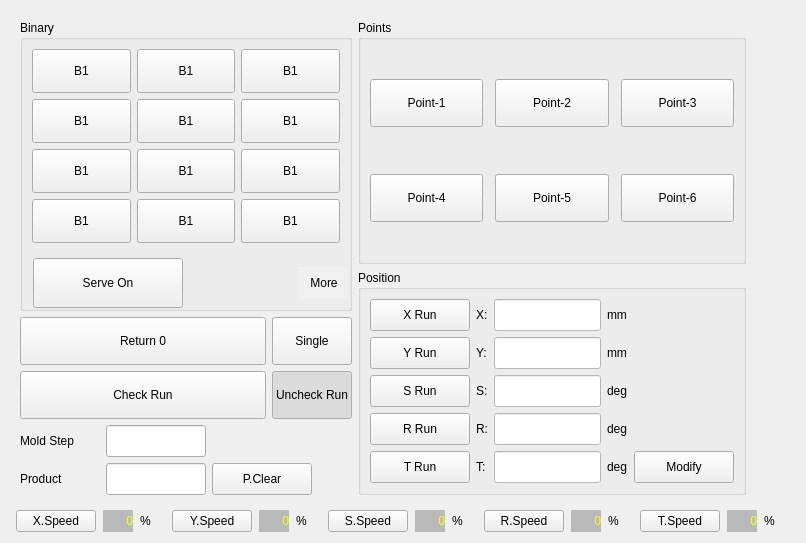
Old version of the form hcmanualoperation/ichcmanualoperationpageframe.ui in the repository GaussCheng/2-5AxisPunch.
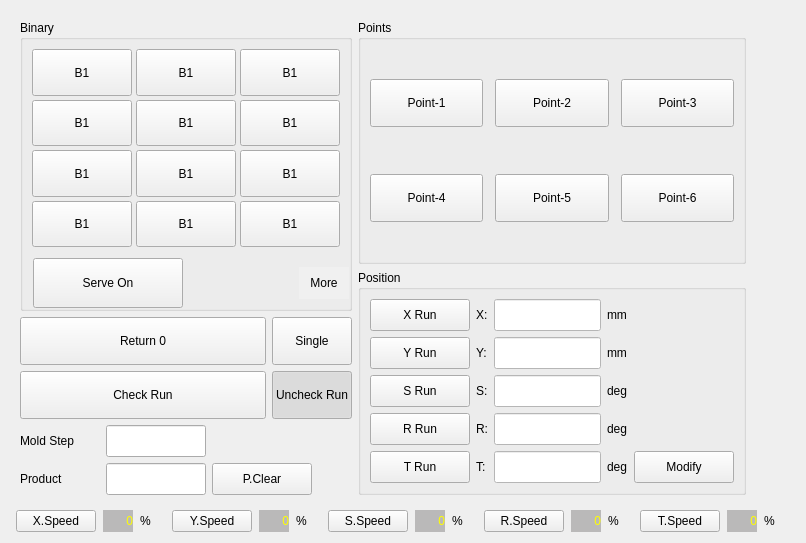
New version of the form. Custom widgets are drawn as their Qt base class.

```diff
--- a/hcmanualoperation/ichcmanualoperationpageframe.ui
+++ b/hcmanualoperation/ichcmanualoperationpageframe.ui
@@ -2709,6 +2709,9 @@
           <string>Binary</string>
          </property>
          <layout class="QVBoxLayout" name="verticalLayout">
+          <property name="spacing">
+           <number>2</number>
+          </property>
           <property name="leftMargin">
            <number>0</number>
           </property>
@@ -2730,6 +2733,9 @@
              </sizepolicy>
             </property>
             <layout class="QGridLayout" name="gridLayout_4">
+             <property name="spacing">
+              <number>4</number>
+             </property>
              <item row="0" column="0">
               <widget class="QPushButton" name="b1">
                <property name="sizePolicy">
```
Left out of the diff: 2 changed lines with no effect on the pictures.
